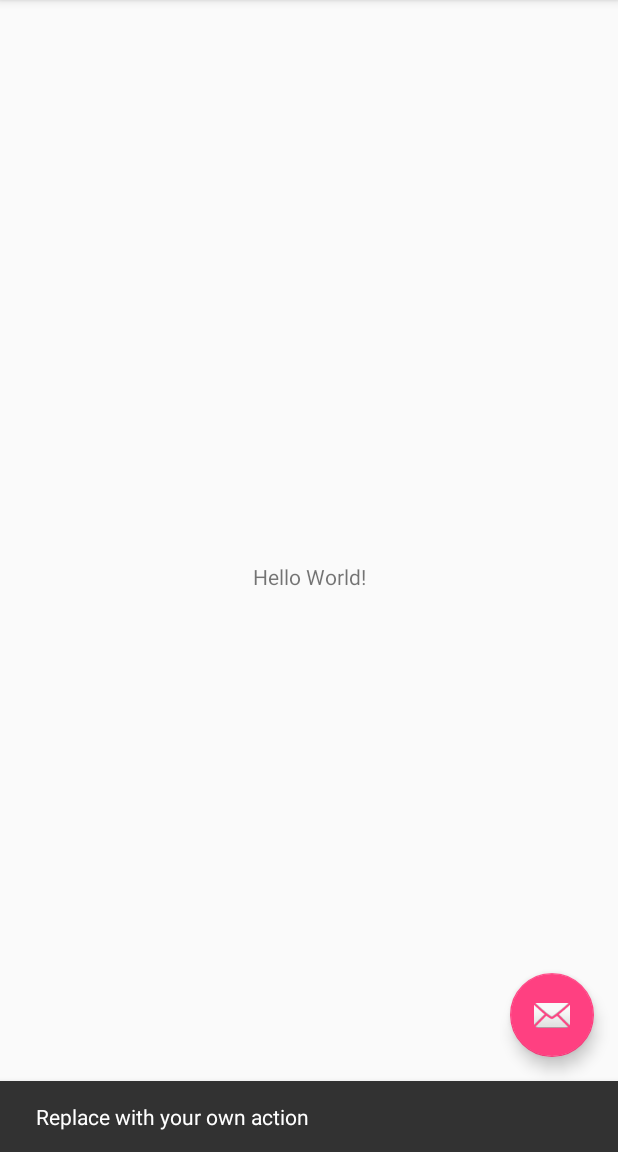
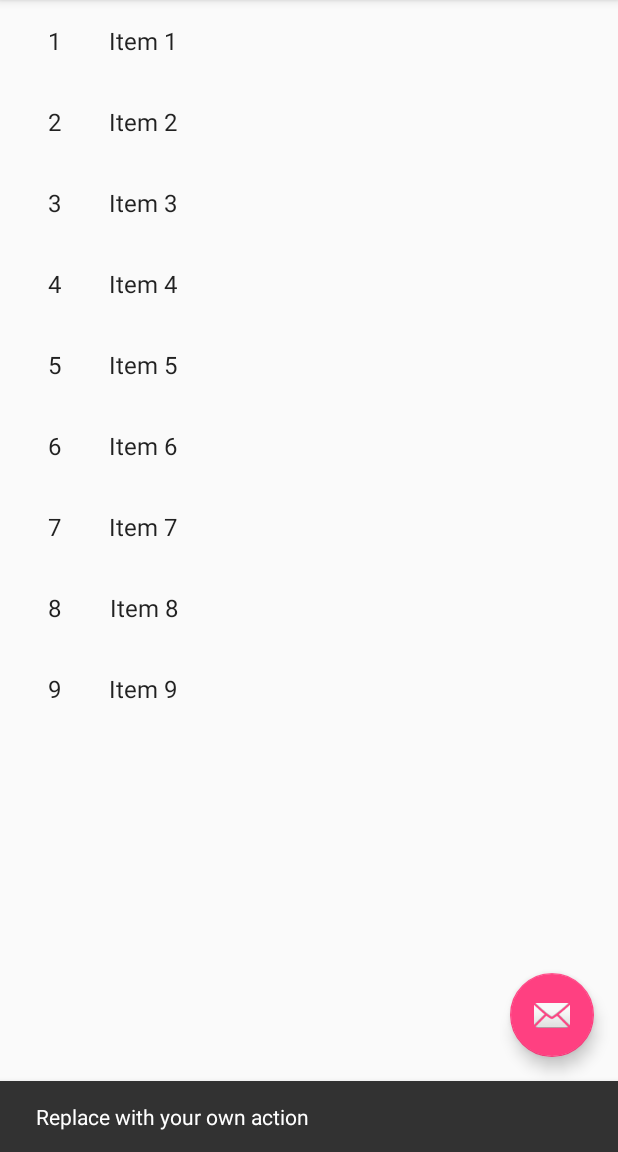
Before and after one commit to abhishek1208/AndroidLawApp, an Android app: the screen it shows after launch (MainActivity), after a tap on an icon or button, on a phone screen of 412 x 824 dp, the part 84-1236 px from its top. Run offline under Robolectric (Android 15) with nearby library versions, the phone set to English and light mode, and no system bars.

Commit message:
Offences Fragment added!

```diff
--- a/MyLawApp/app/build.gradle
+++ b/MyLawApp/app/build.gradle
@@ -27,5 +27,7 @@ dependencies {
     compile 'com.android.support:appcompat-v7:25.3.1'
     compile 'com.android.support:design:25.3.1'
     compile 'com.android.support.constraint:constraint-layout:1.0.2'
+    compile 'com.android.support:support-v4:25.3.1'
+    compile 'com.android.support:recyclerview-v7:25.3.1'
     testCompile 'junit:junit:4.12'
 }
--- a/MyLawApp/app/src/main/AndroidManifest.xml
+++ b/MyLawApp/app/src/main/AndroidManifest.xml
@@ -19,6 +19,7 @@
                 <category android:name="android.intent.category.LAUNCHER" />
             </intent-filter>
         </activity>
+        <activity android:name=".OffencesDetails"></activity>
     </application>
 
 </manifest>
--- a/MyLawApp/app/src/main/java/com/example/pagerank/mylawapp/MainActivity.java
+++ b/MyLawApp/app/src/main/java/com/example/pagerank/mylawapp/MainActivity.java
@@ -3,6 +3,7 @@ package com.example.pagerank.mylawapp;
 import android.os.Bundle;
 import android.support.design.widget.FloatingActionButton;
 import android.support.design.widget.Snackbar;
+import android.support.v4.app.FragmentTransaction;
 import android.view.View;
 import android.support.design.widget.NavigationView;
 import android.support.v4.view.GravityCompat;
@@ -12,9 +13,16 @@ import android.support.v7.app.AppCompatActivity;
 import android.support.v7.widget.Toolbar;
 import android.view.Menu;
 import android.view.MenuItem;
+import android.widget.Toast;
+
+import com.example.pagerank.mylawapp.model.OffencesContent;
 
 public class MainActivity extends AppCompatActivity
-        implements NavigationView.OnNavigationItemSelectedListener {
+        implements NavigationView.OnNavigationItemSelectedListener,OffencesFragment.OnListFragmentInteractionListener {
+
+
+    FragmentTransaction ft;
+
 
     @Override
     protected void onCreate(Bundle savedInstanceState) {
@@ -40,6 +48,12 @@ public class MainActivity extends AppCompatActivity
 
         NavigationView navigationView = (NavigationView) findViewById(R.id.nav_view);
         navigationView.setNavigationItemSelectedListener(this);
+        navigationView.setCheckedItem(R.id.nav_frag_offences);
+
+        //NOTE:  Open fragment1 initially.
+        ft = getSupportFragmentManager().beginTransaction();
+        ft.replace(R.id.mainFrame, new OffencesFragment());
+        ft.commit();
     }
 
     @Override
@@ -80,22 +94,28 @@ public class MainActivity extends AppCompatActivity
         // Handle navigation view item clicks here.
         int id = item.getItemId();
 
-        if (id == R.id.nav_camera) {
+        if (id == R.id.nav_frag_offences) {
             // Handle the camera action
-        } else if (id == R.id.nav_gallery) {
-
-        } else if (id == R.id.nav_slideshow) {
-
-        } else if (id == R.id.nav_manage) {
-
-        } else if (id == R.id.nav_share) {
-
-        } else if (id == R.id.nav_send) {
-
         }
+// else if (id == R.id.nav_gallery) {
+//
+//        } else if (id == R.id.nav_slideshow) {
+//
+//        } else if (id == R.id.nav_manage) {
+//
+//        } else if (id == R.id.nav_share) {
+//
+//        } else if (id == R.id.nav_send) {
+//
+//        }
 
         DrawerLayout drawer = (DrawerLayout) findViewById(R.id.drawer_layout);
         drawer.closeDrawer(GravityCompat.START);
         return true;
     }
+
+    @Override
+    public void onListFragmentInteraction(OffencesContent.OffencesItem item) {
+
+    }
 }
--- /dev/null
+++ b/MyLawApp/app/src/main/java/com/example/pagerank/mylawapp/MyItemRecyclerViewAdapter.java
@@ -0,0 +1,80 @@
+package com.example.pagerank.mylawapp;
+
+import android.support.v7.widget.RecyclerView;
+import android.view.LayoutInflater;
+import android.view.View;
+import android.view.ViewGroup;
+import android.widget.TextView;
+import android.widget.Toast;
+
+import com.example.pagerank.mylawapp.OffencesFragment.OnListFragmentInteractionListener;
+import com.example.pagerank.mylawapp.model.OffencesContent.OffencesItem;
+
+import java.util.List;
+
+/**
+ * {@link RecyclerView.Adapter} that can display a {@link OffencesItem} and makes a call to the
+ * specified {@link OnListFragmentInteractionListener}.
+ * TODO: Replace the implementation with code for your data type.
+ */
+public class MyItemRecyclerViewAdapter extends RecyclerView.Adapter<MyItemRecyclerViewAdapter.ViewHolder> {
+
+    private final List<OffencesItem> mValues;
+    private final OnListFragmentInteractionListener mListener;
+
+    public MyItemRecyclerViewAdapter(List<OffencesItem> items, OnListFragmentInteractionListener listener) {
+        mValues = items;
+        mListener = listener;
+    }
+
+    @Override
+    public ViewHolder onCreateViewHolder(ViewGroup parent, int viewType) {
+        View view = LayoutInflater.from(parent.getContext())
+                .inflate(R.layout.fragment_offences_item, parent, false);
+        return new ViewHolder(view);
+    }
+
+    @Override
+    public void onBindViewHolder(final ViewHolder holder, final int position) {
+        holder.mItem = mValues.get(position);
+        holder.mIdView.setText(mValues.get(position).id);
+        holder.mContentView.setText(mValues.get(position).content);
+        holder.mView.setOnClickListener(new View.OnClickListener() {
+            @Override
+            public void onClick(View v) {
+
+                    // Notify the active callbacks interface (the activity, if the
+                    // fragment is attached to one) that an item has been selected.
+                    mListener.onListFragmentInteraction(holder.mItem);
+                    Toast.makeText(v.getContext(), "Clicked on "+ position, Toast.LENGTH_SHORT).show();
+
+            }
+        });
+    }
+
+    @Override
+    public int getItemCount() {
+        return mValues.size();
+    }
+
+    public class ViewHolder extends RecyclerView.ViewHolder {
+        public final View mView;
+        public final TextView mIdView;
+        public final TextView mContentView;
+        public OffencesItem mItem;
+
+        public ViewHolder(View view) {
+            super(view);
+            mView = view;
+            mIdView = (TextView) view.findViewById(R.id.id);
+            mContentView = (TextView) view.findViewById(R.id.content);
+
+
+        }
+
+        @Override
+        public String toString() {
+            return super.toString() + " '" + mContentView.getText() + "'";
+        }
+    }
+}
--- /dev/null
+++ b/MyLawApp/app/src/main/java/com/example/pagerank/mylawapp/OffencesDetails.java
@@ -0,0 +1,13 @@
+package com.example.pagerank.mylawapp;
+
+import android.support.v7.app.AppCompatActivity;
+import android.os.Bundle;
+
+public class OffencesDetails extends AppCompatActivity {
+
+    @Override
+    protected void onCreate(Bundle savedInstanceState) {
+        super.onCreate(savedInstanceState);
+        setContentView(R.layout.activity_offences_details);
+    }
+}
--- /dev/null
+++ b/MyLawApp/app/src/main/java/com/example/pagerank/mylawapp/OffencesFragment.java
@@ -0,0 +1,107 @@
+package com.example.pagerank.mylawapp;
+
+import android.content.Context;
+import android.os.Bundle;
+import android.support.v4.app.Fragment;
+import android.support.v7.widget.GridLayoutManager;
+import android.support.v7.widget.LinearLayoutManager;
+import android.support.v7.widget.RecyclerView;
+import android.view.LayoutInflater;
+import android.view.View;
+import android.view.ViewGroup;
+
+import com.example.pagerank.mylawapp.model.OffencesContent;
+import com.example.pagerank.mylawapp.model.OffencesContent.OffencesItem;
+
+/**
+ * A fragment representing a list of Items.
+ * <p/>
+ * Activities containing this fragment MUST implement the {@link OnListFragmentInteractionListener}
+ * interface.
+ */
+public class OffencesFragment extends Fragment {
+
+    // TODO: Customize parameter argument names
+    private static final String ARG_COLUMN_COUNT = "column-count";
+    // TODO: Customize parameters
+    private int mColumnCount = 1;
+    private OnListFragmentInteractionListener mListener;
+
+    /**
+     * Mandatory empty constructor for the fragment manager to instantiate the
+     * fragment (e.g. upon screen orientation changes).
+     */
+    public OffencesFragment() {
+    }
+
+    // TODO: Customize parameter initialization
+    @SuppressWarnings("unused")
+    public static OffencesFragment newInstance(int columnCount) {
+        OffencesFragment fragment = new OffencesFragment();
+        Bundle args = new Bundle();
+        args.putInt(ARG_COLUMN_COUNT, columnCount);
+        fragment.setArguments(args);
+        return fragment;
+    }
+
+    @Override
+    public void onCreate(Bundle savedInstanceState) {
+        super.onCreate(savedInstanceState);
+
+        if (getArguments() != null) {
+            mColumnCount = getArguments().getInt(ARG_COLUMN_COUNT);
+        }
+    }
+
+    @Override
+    public View onCreateView(LayoutInflater inflater, ViewGroup container,
+                             Bundle savedInstanceState) {
+        View view = inflater.inflate(R.layout.fragment_offences_item_list, container, false);
+
+        // Set the adapter
+        if (view instanceof RecyclerView) {
+            Context context = view.getContext();
+            RecyclerView recyclerView = (RecyclerView) view;
+            if (mColumnCount <= 1) {
+                recyclerView.setLayoutManager(new LinearLayoutManager(context));
+            } else {
+                recyclerView.setLayoutManager(new GridLayoutManager(context, mColumnCount));
+            }
+            recyclerView.setAdapter(new MyItemRecyclerViewAdapter(OffencesContent.ITEMS, mListener));
+        }
+        return view;
+    }
+
+
+    @Override
+    public void onAttach(Context context) {
+        super.onAttach(context);
+        if (context instanceof OnListFragmentInteractionListener) {
+            mListener = (OnListFragmentInteractionListener) context;
+        } else {
+            throw new RuntimeException(context.toString()
+                    + " must implement OnListFragmentInteractionListener");
+        }
+    }
+
+    @Override
+    public void onDetach() {
+        super.onDetach();
+        mListener = null;
+    }
+
+    /**
+     * This interface must be implemented by activities that contain this
+     * fragment to allow an interaction in this fragment to be communicated
+     * to the activity and potentially other fragments contained in that
+     * activity.
+     * <p/>
+     * See the Android Training lesson <a href=
+     * "http://developer.android.com/training/basics/fragments/communicating.html"
+     * >Communicating with Other Fragments</a> for more information.
+     */
+    public interface OnListFragmentInteractionListener {
+        // TODO: Update argument type and name
+        void onListFragmentInteraction(OffencesItem item);
+    }
+}
--- /dev/null
+++ b/MyLawApp/app/src/main/java/com/example/pagerank/mylawapp/model/OffencesContent.java
@@ -0,0 +1,72 @@
+package com.example.pagerank.mylawapp.model;
+
+import java.util.ArrayList;
+import java.util.HashMap;
+import java.util.List;
+import java.util.Map;
+
+/**
+ * Helper class for providing sample content for user interfaces created by
+ * Android template wizards.
+ * <p>
+ * TODO: Replace all uses of this class before publishing your app.
+ */
+public class OffencesContent {
+
+    /**
+     * An array of sample (dummy) items.
+     */
+    public static final List<OffencesItem> ITEMS = new ArrayList<OffencesItem>();
+
+    /**
+     * A map of sample (dummy) items, by ID.
+     */
+    public static final Map<String, OffencesItem> ITEM_MAP = new HashMap<String, OffencesItem>();
+
+    private static final int COUNT = 25;
+
+    static {
+        // Add some sample items.
+        for (int i = 1; i <= COUNT; i++) {
+            addItem(createDummyItem(i));
+        }
+    }
+
+    private static void addItem(OffencesItem item) {
+        ITEMS.add(item);
+        ITEM_MAP.put(item.id, item);
+    }
+
+    private static OffencesItem createDummyItem(int position) {
+        return new OffencesItem(String.valueOf(position), "Item " + position, makeDetails(position));
+    }
+
+    private static String makeDetails(int position) {
+        StringBuilder builder = new StringBuilder();
+        builder.append("Details about Item: ").append(position);
+        for (int i = 0; i < position; i++) {
+            builder.append("\nMore details information here.");
+        }
+        return builder.toString();
+    }
+
+    /**
+     * A dummy item representing a piece of content.
+     */
+    public static class OffencesItem {
+        public final String id;
+        public final String content;
+        public final String details;
+
+        public OffencesItem(String id, String content, String details) {
+            this.id = id;
+            this.content = content;
+            this.details = details;
+        }
+
+        @Override
+        public String toString() {
+            return content;
+        }
+    }
+}
--- /dev/null
+++ b/MyLawApp/app/src/main/res/layout/activity_offences_details.xml
@@ -0,0 +1,15 @@
+<?xml version="1.0" encoding="utf-8"?>
+<LinearLayout xmlns:android="http://schemas.android.com/apk/res/android"
+    android:layout_width="match_parent"
+    android:layout_height="match_parent"
+    android:orientation="vertical" >
+    <TextView android:id="@+id/text"
+        android:layout_width="wrap_content"
+        android:layout_height="wrap_content"
+         />
+    <TextView
+        android:layout_width="match_parent"
+        android:layout_height="wrap_content" />
+
+
+</LinearLayout>
--- a/MyLawApp/app/src/main/res/layout/content_main.xml
+++ b/MyLawApp/app/src/main/res/layout/content_main.xml
@@ -8,13 +8,12 @@
     tools:context="com.example.pagerank.mylawapp.MainActivity"
     tools:showIn="@layout/app_bar_main">
 
-    <TextView
-        android:layout_width="wrap_content"
-        android:layout_height="wrap_content"
-        android:text="Hello World!"
-        app:layout_constraintBottom_toBottomOf="parent"
-        app:layout_constraintLeft_toLeftOf="parent"
-        app:layout_constraintRight_toRightOf="parent"
-        app:layout_constraintTop_toTopOf="parent" />
+    <FrameLayout
+        android:layout_width="368dp"
+        android:layout_height="495dp"
+        android:id="@+id/mainFrame"
+        tools:layout_editor_absoluteY="8dp"
+        tools:layout_editor_absoluteX="8dp">
+    </FrameLayout>
 
 </android.support.constraint.ConstraintLayout>
--- /dev/null
+++ b/MyLawApp/app/src/main/res/layout/fragment_offences_item.xml
@@ -0,0 +1,22 @@
+<?xml version="1.0" encoding="utf-8"?>
+<LinearLayout xmlns:android="http://schemas.android.com/apk/res/android"
+    android:layout_width="match_parent"
+    android:layout_height="wrap_content"
+    android:orientation="horizontal"
+    android:clickable="true"
+    android:foreground="?android:attr/selectableItemBackground">
+
+    <TextView
+        android:id="@+id/id"
+        android:layout_width="wrap_content"
+        android:layout_height="wrap_content"
+        android:layout_margin="@dimen/text_margin"
+        android:textAppearance="?attr/textAppearanceListItem" />
+
+    <TextView
+        android:id="@+id/content"
+        android:layout_width="wrap_content"
+        android:layout_height="wrap_content"
+        android:layout_margin="@dimen/text_margin"
+        android:textAppearance="?attr/textAppearanceListItem" />
+</LinearLayout>
--- /dev/null
+++ b/MyLawApp/app/src/main/res/layout/fragment_offences_item_list.xml
@@ -0,0 +1,13 @@
+<?xml version="1.0" encoding="utf-8"?>
+<android.support.v7.widget.RecyclerView xmlns:android="http://schemas.android.com/apk/res/android"
+    xmlns:app="http://schemas.android.com/apk/res-auto"
+    xmlns:tools="http://schemas.android.com/tools"
+    android:id="@+id/list"
+    android:name="com.example.pagerank.mylawapp.OffencesFragment"
+    android:layout_width="match_parent"
+    android:layout_height="match_parent"
+    android:layout_marginLeft="16dp"
+    android:layout_marginRight="16dp"
+    app:layoutManager="LinearLayoutManager"
+    tools:context="com.example.pagerank.mylawapp.OffencesFragment"
+    tools:listitem="@layout/fragment_offences_item" />
--- a/MyLawApp/app/src/main/res/menu/activity_main_drawer.xml
+++ b/MyLawApp/app/src/main/res/menu/activity_main_drawer.xml
@@ -1,36 +1,21 @@
 <?xml version="1.0" encoding="utf-8"?>
 <menu xmlns:android="http://schemas.android.com/apk/res/android">
 
+    <!-- Note:  android:checkableBehavior="single" -->
     <group android:checkableBehavior="single">
         <item
-            android:id="@+id/nav_camera"
+            android:id="@+id/nav_frag_offences"
             android:icon="@drawable/ic_menu_camera"
-            android:title="Import" />
+            android:title="Offences Fragment" />
         <item
-            android:id="@+id/nav_gallery"
+            android:id="@+id/nav_frag2"
             android:icon="@drawable/ic_menu_gallery"
-            android:title="Gallery" />
+            android:title="Fragment 2" />
         <item
-            android:id="@+id/nav_slideshow"
+            android:id="@+id/nav_frag3"
             android:icon="@drawable/ic_menu_slideshow"
-            android:title="Slideshow" />
-        <item
-            android:id="@+id/nav_manage"
-            android:icon="@drawable/ic_menu_manage"
-            android:title="Tools" />
+            android:title="Fragment 3" />
+
     </group>
 
-    <item android:title="Communicate">
-        <menu>
-            <item
-                android:id="@+id/nav_share"
-                android:icon="@drawable/ic_menu_share"
-                android:title="Share" />
-            <item
-                android:id="@+id/nav_send"
-                android:icon="@drawable/ic_menu_send"
-                android:title="Send" />
-        </menu>
-    </item>
-
 </menu>
--- a/MyLawApp/app/src/main/res/values/dimens.xml
+++ b/MyLawApp/app/src/main/res/values/dimens.xml
@@ -5,4 +5,5 @@
     <dimen name="nav_header_vertical_spacing">16dp</dimen>
     <dimen name="nav_header_height">160dp</dimen>
     <dimen name="fab_margin">16dp</dimen>
+    <dimen name="text_margin">16dp</dimen>
 </resources>
```
